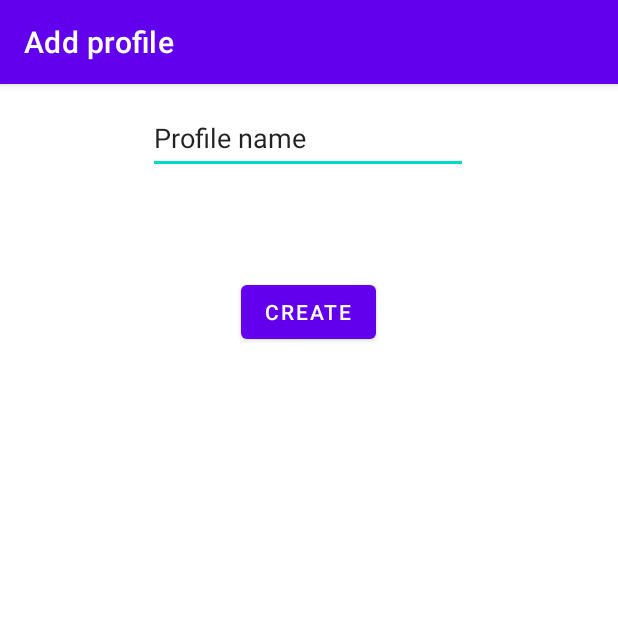
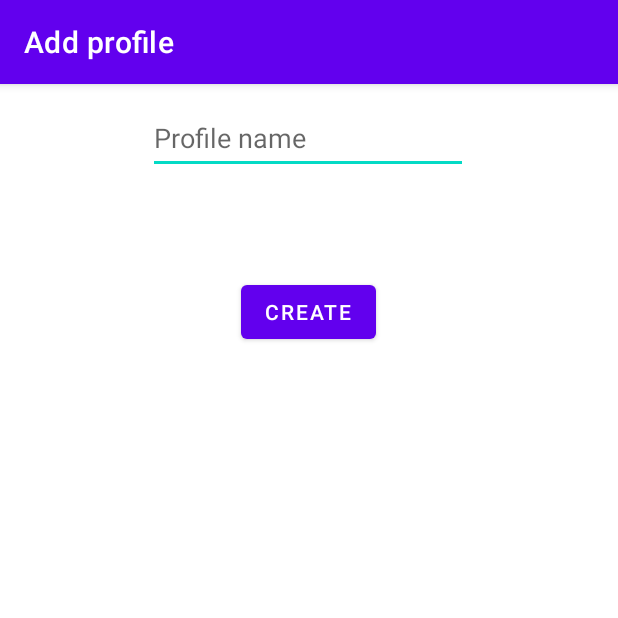
Before and after one commit to IgorKruchinin/AchieApp, an Android app: the AddProfActivity screen opened directly, with no data from a screen before it, on a phone screen of 412 x 824 dp, the top half of it. Run offline under Robolectric (Android 15) with nearby library versions, the phone set to English and light mode, and no system bars; our stand-ins replace navigation-ui.

```diff
--- a/app/src/main/res/layout/content_add_prof.xml
+++ b/app/src/main/res/layout/content_add_prof.xml
@@ -12,14 +12,14 @@
         android:layout_height="wrap_content"
         android:layout_marginTop="68dp"
         android:ems="10"
+        android:hint="@string/profile_name"
+        android:importantForAutofill="no"
         android:inputType="textPersonName"
         android:minHeight="48dp"
-        android:text="@string/profile_name"
         app:layout_constraintEnd_toEndOf="parent"
         app:layout_constraintHorizontal_bias="0.497"
         app:layout_constraintStart_toStartOf="parent"
-        app:layout_constraintTop_toTopOf="parent"
-        android:importantForAutofill="no" />
+        app:layout_constraintTop_toTopOf="parent" />
 
     <Button
         android:id="@+id/createProfBtn"
```
